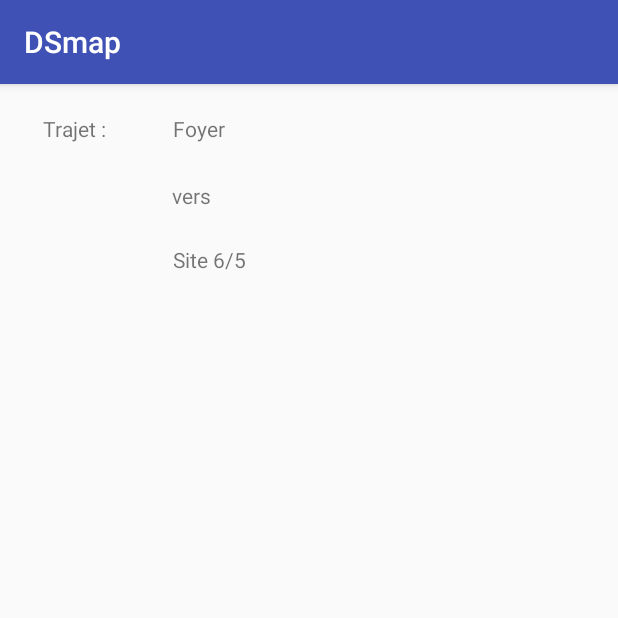
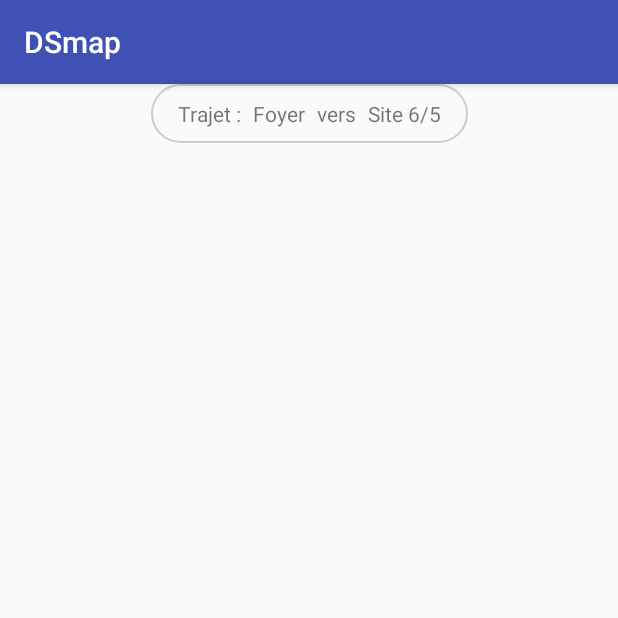
Before and after one commit to catherinegivel/DSmap, an Android app: the screen it shows after launch (MainActivity), on a phone screen of 412 x 824 dp, the top half of it. Run offline under Robolectric (Android 15) with nearby library versions, the phone set to English and light mode, and no system bars.

Commit message:
Rajout du cadre

```diff
--- a/app/build.gradle
+++ b/app/build.gradle
@@ -28,7 +28,7 @@ dependencies {
     androidTestCompile('com.android.support.test.espresso:espresso-core:2.2.2', {
         exclude group: 'com.android.support', module: 'support-annotations'
     })
-    compile 'com.android.support:appcompat-v7:25.3.1'
+    compile 'com.android.support:appcompat-v7:25.0.2'
     compile 'com.android.support.constraint:constraint-layout:1.0.2'
     testCompile 'junit:junit:4.12'
     compile ('com.mapbox.mapboxsdk:mapbox-android-sdk:5.0.2@aar'){
--- a/app/src/main/java/fr/givel/catherine/dsmap/MainActivity.java
+++ b/app/src/main/java/fr/givel/catherine/dsmap/MainActivity.java
@@ -31,11 +31,14 @@ public class MainActivity extends AppCompatActivity {
         TextView depart = (TextView) findViewById(R.id.depart);
         depart.setText(Depart.getNom());
 
-        TextView textView3 = (TextView) findViewById(R.id.textView3);
-        textView3.setText(Arrivee.getNom());
+        TextView arrivee = (TextView) findViewById(R.id.arrivee);
+        arrivee.setText(Arrivee.getNom());
 
         /*TODO: Afficher la carte ( https://www.mapbox.com/android-sdk )
             Bon courage ! */
+
+
+
     }
 
 }
--- /dev/null
+++ b/app/src/main/res/drawable/bordure.xml
@@ -0,0 +1,6 @@
+<?xml version="1.0" encoding="utf-8"?>
+<shape xmlns:android="http://schemas.android.com/apk/res/android" android:shape="rectangle">
+    <corners android:radius="20dp"/>
+    <padding android:left="10dp" android:right="10dp" android:top="10dp" android:bottom="10dp"/>
+    <stroke android:width="1dp" android:color="#CCCCCC"/>
+</shape>
--- a/app/src/main/res/layout/activity_main.xml
+++ b/app/src/main/res/layout/activity_main.xml
@@ -3,73 +3,63 @@
     xmlns:app="http://schemas.android.com/apk/res-auto"
     xmlns:tools="http://schemas.android.com/tools"
     android:layout_width="match_parent"
-    android:layout_height="match_parent"
-    tools:context="fr.givel.catherine.dsmap.MainActivity"
+    android:layout_height="match_parent">
 
-    >
-
-    <TextView
-        android:id="@+id/textView4"
-        android:layout_width="30dp"
-        android:layout_height="20dp"
-        android:layout_marginBottom="8dp"
-        android:layout_marginLeft="8dp"
-        android:layout_marginRight="8dp"
-        android:layout_marginTop="8dp"
-        android:text="@string/to"
-        app:layout_constraintBottom_toBottomOf="parent"
-        app:layout_constraintHorizontal_bias="0.292"
+    <android.support.constraint.ConstraintLayout xmlns:android="http://schemas.android.com/apk/res/android"
+        xmlns:app="http://schemas.android.com/apk/res-auto"
+        xmlns:tools="http://schemas.android.com/tools"
+        android:layout_width="wrap_content"
+        android:layout_height="wrap_content"
         app:layout_constraintLeft_toLeftOf="parent"
         app:layout_constraintRight_toRightOf="parent"
         app:layout_constraintTop_toTopOf="parent"
-        app:layout_constraintVertical_bias="0.077" />
+        android:layout_gravity="center_horizontal"
+        android:background="@drawable/bordure"
+        tools:context="fr.givel.catherine.dsmap.MainActivity"
+        tools:layout_editor_absoluteY="15dp">
 
         <TextView
-        android:id="@+id/textView3"
-        android:layout_width="50dp"
-        android:layout_height="20dp"
-        android:text="Arrivée"
+            android:id="@+id/trajet"
+            android:layout_width="wrap_content"
+            android:layout_height="wrap_content"
+            android:text="Trajet :"
+            android:layout_marginLeft="8dp"
+            android:layout_marginRight="8dp"
             app:layout_constraintTop_toTopOf="parent"
-        android:layout_marginTop="8dp"
             app:layout_constraintBottom_toBottomOf="parent"
-        android:layout_marginBottom="8dp"
-        android:layout_marginRight="8dp"
-        app:layout_constraintRight_toRightOf="parent"
-        android:layout_marginLeft="8dp"
-        app:layout_constraintLeft_toLeftOf="parent"
-        app:layout_constraintHorizontal_bias="0.311"
-        app:layout_constraintVertical_bias="0.136" />
+            app:layout_constraintLeft_toLeftOf="parent" />
 
         <TextView
             android:id="@+id/depart"
-        android:layout_width="50dp"
-        android:layout_height="20dp"
+            android:layout_width="wrap_content"
+            android:layout_height="wrap_content"
             android:text="Départ"
-        app:layout_constraintBottom_toBottomOf="parent"
-        android:layout_marginBottom="8dp"
-        app:layout_constraintTop_toTopOf="parent"
-        android:layout_marginTop="8dp"
             android:layout_marginLeft="8dp"
-        app:layout_constraintLeft_toLeftOf="parent"
             android:layout_marginRight="8dp"
-        app:layout_constraintRight_toRightOf="parent"
-        app:layout_constraintHorizontal_bias="0.311"
-        app:layout_constraintVertical_bias="0.016" />
+            app:layout_constraintLeft_toRightOf="@+id/trajet"
+            app:layout_constraintBottom_toBottomOf="@+id/trajet" />
 
         <TextView
-        android:id="@+id/textView"
-        android:layout_width="50dp"
-        android:layout_height="20dp"
-        android:text="Trajet :"
-        app:layout_constraintBottom_toBottomOf="parent"
-        android:layout_marginBottom="8dp"
-        app:layout_constraintTop_toTopOf="parent"
-        android:layout_marginTop="8dp"
+            android:id="@+id/vers"
+            android:layout_width="wrap_content"
+            android:layout_height="wrap_content"
+            android:text="@string/to"
             android:layout_marginLeft="8dp"
-        app:layout_constraintLeft_toLeftOf="parent"
             android:layout_marginRight="8dp"
+            app:layout_constraintLeft_toRightOf="@+id/depart"
+            app:layout_constraintBottom_toBottomOf="@+id/trajet" />
+
+        <TextView
+            android:id="@+id/arrivee"
+            android:layout_width="wrap_content"
+            android:layout_height="wrap_content"
+            android:text="Arrivée"
+            android:layout_marginRight="8dp"
+            android:layout_marginLeft="8dp"
+            app:layout_constraintLeft_toRightOf="@+id/vers"
             app:layout_constraintRight_toRightOf="parent"
-        app:layout_constraintHorizontal_bias="0.059"
-        app:layout_constraintVertical_bias="0.016" />
+            app:layout_constraintBottom_toBottomOf="@+id/trajet"/>
 
     </android.support.constraint.ConstraintLayout>
+
+</android.support.constraint.ConstraintLayout>
```
Also changed, not shown: app/src/main/res/layout/trajet.xml (added, +55 -0 lines). Lines whose indentation alone changed are shown as unchanged.
